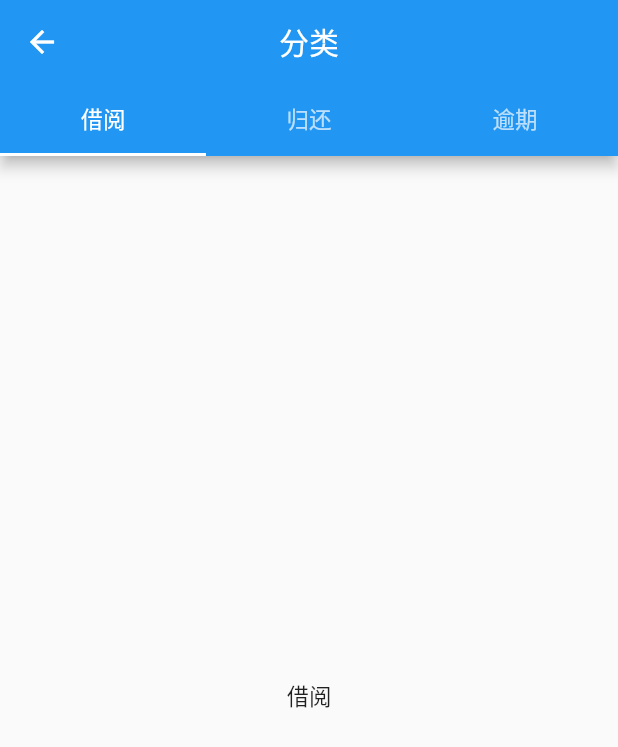
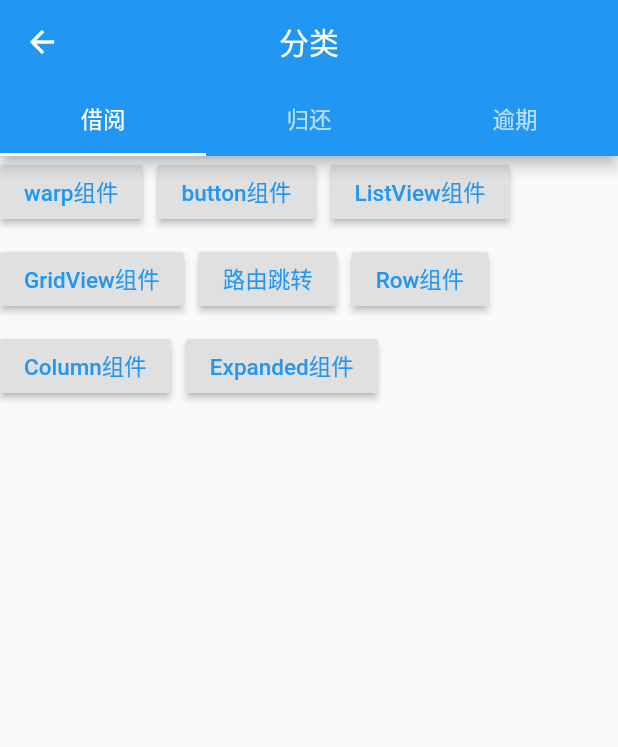
Before and after one commit to hujuny/flutter_login, a Flutter app: the CategoriesPage screen opened directly, on a phone screen of 412 x 824 dp. Shown: the top 747 px of the screen. Run offline on Flutter 3.47's test engine with Material 2 defaults, Android fonts, the phone set to English and light mode, and no system bars; our stand-ins replace flutter_swiper, photo_view; missing offline and left inert: dart:ffi, flutter_picker.

Commit message:
分类模块功能实现！

```diff
--- a/lib/home/tabs/categories_page.dart
+++ b/lib/home/tabs/categories_page.dart
@@ -1,4 +1,6 @@
 import 'package:flutter/material.dart';
+import 'package:flutter/services.dart';
+import 'package:flutter_login/utils/toast.dart';
 
 class CategoriesPage extends StatefulWidget {
   CategoriesPageState createState() => CategoriesPageState();
@@ -47,17 +49,112 @@ class CategoriesPageState extends State<CategoriesPage>
       body: TabBarView(
         controller: tabController,
         children: <Widget>[
-          Center(
-            child: Text('借阅'),
+          Wrap(
+            direction: Axis.horizontal,
+            spacing: 10,
+            runSpacing: 10,
+            children: <Widget>[
+              MyButton(text: 'warp组件'),
+              MyButton(text: 'button组件'),
+              MyButton(text: 'ListView组件'),
+              MyButton(text: 'GridView组件'),
+              MyButton(text: '路由跳转'),
+              MyButton(text: 'Row组件'),
+              MyButton(text: 'Column组件'),
+              MyButton(text: 'Expanded组件'),
+            ],
           ),
-          Center(
-            child: Text('归还'),
+          Column(
+            mainAxisAlignment: MainAxisAlignment.start,
+            crossAxisAlignment: CrossAxisAlignment.center,
+            children: <Widget>[
+              FlatButton(
+                onPressed: () {},
+                child: Text('FlatButton'),
+              ),
+              OutlineButton(
+                child: Text('OutlineButton'),
+                onPressed: () => null,
+              ),
+              ButtonBar(
+                alignment: MainAxisAlignment.center,
+                children: <Widget>[
+                  FlatButton(
+                    onPressed: () {},
+                    child: Text('FlatButton'),
+                  ),
+                  OutlineButton(
+                    child: Text('OutlineButton'),
+                    onPressed: () => null,
+                  ),
+                  RaisedButton(
+                    child: Text('RaisedButton'),
+                    onPressed: () {},
+                  )
+                ],
+              )
+            ],
           ),
-          Center(
-            child: Text('逾期'),
+          Column(
+            children: <Widget>[
+              Container(
+                margin: EdgeInsets.fromLTRB(10, 5, 10, 0),
+                decoration: BoxDecoration(
+                    border: Border.all(
+                      color: Colors.grey,
+                      width: 1.0,
+                    ),
+                    borderRadius:
+                    BorderRadius.all(Radius.circular(16.0))),
+                child: TextField(
+                  maxLines: 4,
+                  controller: TextEditingController.fromValue(TextEditingValue(
+                    text: '',
+                  )),
+                  textAlign: TextAlign.start,
+                  decoration: InputDecoration(
+                    hintText: '请输入内容',
+                    helperStyle: TextStyle(
+
+                      color: Colors.blue,
+                      fontSize: 16,
+                      fontWeight: FontWeight.w500,
+                    ),
+                    border: InputBorder.none,
+                    contentPadding: EdgeInsets.symmetric(vertical: 0.0),
+                  ),
+                  inputFormatters: <TextInputFormatter>[
+                    LengthLimitingTextInputFormatter(30)
+                  ],
+                  onChanged: (str) {
+                    if (str.length > 30) {
+                      Toast.toast(context, msg: '不能超过30个字哟');
+                    } else {
+                      //do something
+                    }
+                  },
+                ),
+              ),
+
+            ],
           )
         ],
       ),
     );
   }
 }
+
+class MyButton extends StatelessWidget {
+  final String text;
+
+  const MyButton({Key key, this.text}) : super(key: key);
+
+  @override
+  Widget build(BuildContext context) {
+    return RaisedButton(
+      onPressed: () {},
+      child: Text(this.text),
+      textColor: Theme.of(context).accentColor,
+    );
+  }
+}
```
Also changed, not shown: lib/home/tabs/my_page.dart (+21 -18 lines).
